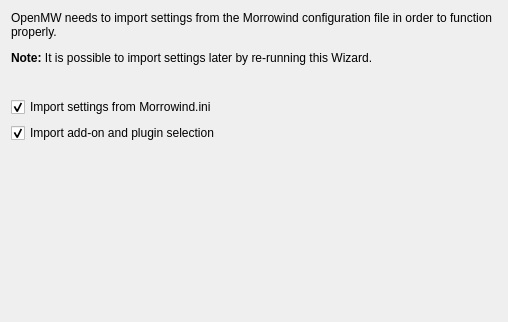
The window that files/ui/wizard/importpage.ui (MrZer0x0/TES3MP) describes before a commit, drawn with Qt 5.
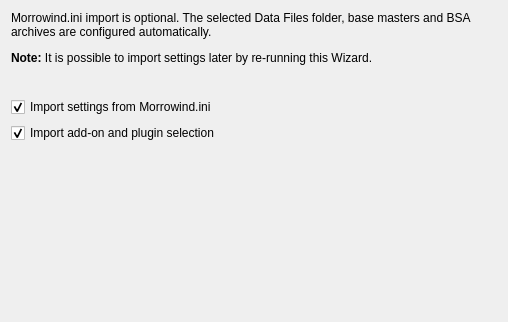
The same window after the commit.

```diff
--- a/files/ui/wizard/importpage.ui
+++ b/files/ui/wizard/importpage.ui
@@ -17,13 +17,13 @@
    <string>Import Settings</string>
   </property>
   <property name="subTitle">
-   <string>Import settings from the Morrowind installation.</string>
+   <string>Optionally import legacy settings when Morrowind.ini is available.</string>
   </property>
   <layout class="QVBoxLayout" name="verticalLayout">
    <item>
     <widget class="QLabel" name="infoLabel">
      <property name="text">
-      <string>&lt;html&gt;&lt;head/&gt;&lt;body&gt;&lt;p&gt;OpenMW needs to import settings from the Morrowind configuration file in order to function properly.&lt;/p&gt;&lt;p&gt;&lt;span style=&quot; font-weight:bold;&quot;&gt;Note:&lt;/span&gt; It is possible to import settings later by re-running this Wizard.&lt;/p&gt;&lt;p/&gt;&lt;/body&gt;&lt;/html&gt;</string>
+      <string>&lt;html&gt;&lt;head/&gt;&lt;body&gt;&lt;p&gt;Morrowind.ini import is optional. The selected Data Files folder, base masters and BSA archives are configured automatically.&lt;/p&gt;&lt;p&gt;&lt;span style=&quot; font-weight:bold;&quot;&gt;Note:&lt;/span&gt; It is possible to import settings later by re-running this Wizard.&lt;/p&gt;&lt;p/&gt;&lt;/body&gt;&lt;/html&gt;</string>
      </property>
      <property name="wordWrap">
       <bool>true</bool>
```
